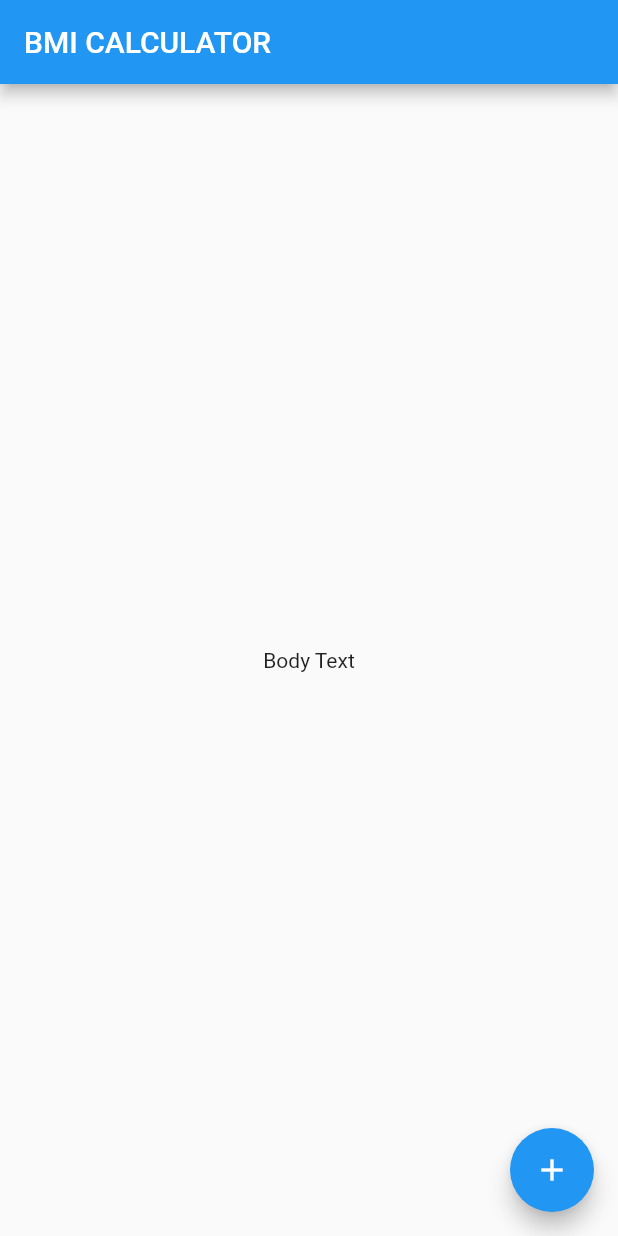
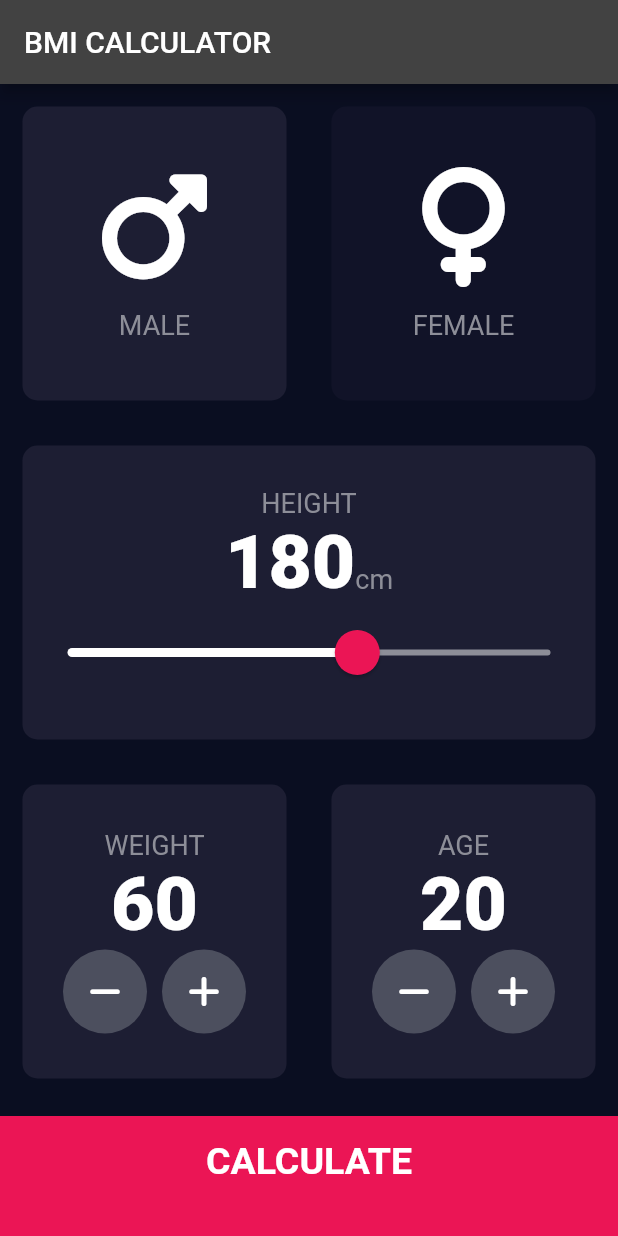
Before and after one commit to HeratUni-CS/bmi-calculator-Zachariah-Farhang, a Flutter app: the screen it shows after launch, on a phone screen of 412 x 824 dp. Run offline on Flutter 3.47's test engine with Material 2 defaults, Android fonts, the phone set to English and light mode, and no system bars; our stand-ins replace font_awesome_flutter.

Commit message:
add files via upload

```diff
--- /dev/null
+++ b/lib/calculator_brain.dart
@@ -0,0 +1,34 @@
+import 'dart:math';
+
+class CalculatorBrain {
+  final int height;
+  final int weight;
+  CalculatorBrain({required this.height, required this.weight});
+
+  double _bmi = 0.0;
+
+  String calculateBMI() {
+    _bmi = weight / pow(height / 100, 2);
+    return _bmi.toStringAsFixed(1);
+  }
+
+  String getResult() {
+    if (_bmi >= 25) {
+      return 'Overweight';
+    } else if (_bmi > 18.5) {
+      return 'Normal';
+    } else {
+      return 'Underweight';
+    }
+  }
+
+  String getInterpretation() {
+    if (_bmi >= 25) {
+      return 'You have a higher than normal body weight. Try to exercise more.';
+    } else if (_bmi >= 18.5) {
+      return 'You have a normal body weight. Good job!';
+    } else {
+      return 'You have a lower than normal body weight. You can eat a bit more.';
+    }
+  }
+}
--- /dev/null
+++ b/lib/components/bottom_button.dart
@@ -0,0 +1,32 @@
+import 'package:flutter/material.dart';
+
+import '../constants.dart';
+
+class BottomButton extends StatelessWidget {
+  BottomButton({required this.onTap, required this.buttonTitle});
+
+  final Function onTap;
+  final String buttonTitle;
+
+  @override
+  Widget build(BuildContext context) {
+    return GestureDetector(
+      onTap: () {
+        onTap();
+      },
+      child: Container(
+        color: kBottomContainerColour,
+        margin: const EdgeInsets.only(top: 10.0),
+        padding: const EdgeInsets.only(bottom: 20.0),
+        width: double.infinity,
+        height: kBottomContainerHeight,
+        child: Center(
+          child: Text(
+            buttonTitle,
+            style: kLargeButtonTextStyle,
+          ),
+        ),
+      ),
+    );
+  }
+}
--- /dev/null
+++ b/lib/components/icon_content.dart
@@ -0,0 +1,30 @@
+import 'package:flutter/material.dart';
+
+import '../constants.dart';
+
+class IconContent extends StatelessWidget {
+  IconContent({required this.icon, required this.label});
+
+  final IconData icon;
+  final String label;
+
+  @override
+  Widget build(BuildContext context) {
+    return Column(
+      mainAxisAlignment: MainAxisAlignment.center,
+      children: <Widget>[
+        Icon(
+          icon,
+          size: 80.0,
+        ),
+        const SizedBox(
+          height: 15.0,
+        ),
+        Text(
+          label,
+          style: kLabelTextStyle,
+        )
+      ],
+    );
+  }
+}
--- /dev/null
+++ b/lib/components/reusable_card.dart
@@ -0,0 +1,26 @@
+import 'package:flutter/material.dart';
+
+class ReusableCard extends StatelessWidget {
+  ReusableCard({required this.colour, required this.cardChild, required this.onPress});
+
+  final Color colour;
+  final Widget cardChild;
+  final Function onPress;
+
+  @override
+  Widget build(BuildContext context) {
+    return GestureDetector(
+      onTap: () {
+        onPress();
+      },
+      child: Container(
+        margin: const EdgeInsets.all(15.0),
+        decoration: BoxDecoration(
+          color: colour,
+          borderRadius: BorderRadius.circular(10.0),
+        ),
+        child: cardChild,
+      ),
+    );
+  }
+}
--- /dev/null
+++ b/lib/components/round_icon_button.dart
@@ -0,0 +1,25 @@
+import 'package:flutter/material.dart';
+
+class RoundIconButton extends StatelessWidget {
+  RoundIconButton({required this.icon, required this.onPressed});
+
+  final IconData icon;
+  final Function onPressed;
+
+  @override
+  Widget build(BuildContext context) {
+    return RawMaterialButton(
+      elevation: 0.0,
+      onPressed: () {
+        onPressed();
+      },
+      constraints: const BoxConstraints.tightFor(
+        width: 56.0,
+        height: 56.0,
+      ),
+      shape: const CircleBorder(),
+      fillColor: const Color(0xFF4C4F5E),
+      child: Icon(icon),
+    );
+  }
+}
--- /dev/null
+++ b/lib/constants.dart
@@ -0,0 +1,41 @@
+import 'package:flutter/material.dart';
+
+const kBottomContainerHeight = 80.0;
+const kActiveCardColour = Color(0xFF1D1E33);
+const kInactiveCardColour = Color(0xFF111328);
+const kBottomContainerColour = Color(0xFFEB1555);
+
+const kLabelTextStyle = TextStyle(
+  fontSize: 18.0,
+  color: Color(0xFF8D8E98),
+);
+
+const kNumberTextStyle = TextStyle(
+  fontSize: 50.0,
+  fontWeight: FontWeight.w900,
+);
+
+const kLargeButtonTextStyle = TextStyle(
+  fontSize: 25.0,
+  fontWeight: FontWeight.bold,
+);
+
+const kTitleTextStyle = TextStyle(
+  fontSize: 50.0,
+  fontWeight: FontWeight.bold,
+);
+
+const kResultTextStyle = TextStyle(
+  color: Color(0xFF24D876),
+  fontSize: 22.0,
+  fontWeight: FontWeight.bold,
+);
+
+const kBMITextStyle = TextStyle(
+  fontSize: 100.0,
+  fontWeight: FontWeight.bold,
+);
+
+const kBodyTextStyle = TextStyle(
+  fontSize: 22.0,
+);
--- a/lib/main.dart
+++ b/lib/main.dart
@@ -1,35 +1,19 @@
+import 'package:bmi_starting/screens/input_page.dart';
 import 'package:flutter/material.dart';
 
-void main() => runApp(BMICalculator());
+void main() => runApp(const BMICalculator());
 
 class BMICalculator extends StatelessWidget {
+  const BMICalculator({super.key});
+
   @override
   Widget build(BuildContext context) {
     return MaterialApp(
+      theme: ThemeData.dark().copyWith(
+        primaryColor: const Color(0xFF0A0E21),
+        scaffoldBackgroundColor: const Color(0xFF0A0E21),
+      ),
       home: InputPage(),
     );
   }
 }
-
-class InputPage extends StatefulWidget {
-  @override
-  State<InputPage> createState() => _InputPageState();
-}
-
-class _InputPageState extends State<InputPage> {
-  @override
-  Widget build(BuildContext context) {
-    return Scaffold(
-      appBar: AppBar(
-        title: Text('BMI CALCULATOR'),
-      ),
-      body: Center(
-        child: Text('Body Text'),
-      ),
-      floatingActionButton: FloatingActionButton(
-        onPressed: () {},
-        child: Icon(Icons.add),
-      ),
-    );
-  }
-}
--- /dev/null
+++ b/lib/screens/input_page.dart
@@ -0,0 +1,242 @@
+import 'package:bmi_starting/screens/results_page.dart';
+import 'package:flutter/material.dart';
+import 'package:font_awesome_flutter/font_awesome_flutter.dart';
+
+import '../calculator_brain.dart';
+import '../components/bottom_button.dart';
+import '../components/icon_content.dart';
+import '../components/reusable_card.dart';
+import '../components/round_icon_button.dart';
+import '../constants.dart';
+
+enum Gender {
+  male,
+  female,
+}
+
+class InputPage extends StatefulWidget {
+  const InputPage({super.key});
+
+  @override
+  _InputPageState createState() => _InputPageState();
+}
+
+class _InputPageState extends State<InputPage> {
+  late Gender selectedGender = Gender.male;
+  int height = 180;
+  int weight = 60;
+  int age = 20;
+
+  @override
+  Widget build(BuildContext context) {
+    return Scaffold(
+      appBar: AppBar(
+        title: const Text('BMI CALCULATOR'),
+      ),
+      body: Column(
+        crossAxisAlignment: CrossAxisAlignment.stretch,
+        children: <Widget>[
+          Expanded(
+              child: Row(
+            children: <Widget>[
+              Expanded(
+                child: ReusableCard(
+                  onPress: () {
+                    setState(() {
+                      selectedGender = Gender.male;
+                    });
+                  },
+                  colour: selectedGender == Gender.male
+                      ? kActiveCardColour
+                      : kInactiveCardColour,
+                  cardChild: IconContent(
+                    icon: FontAwesomeIcons.mars,
+                    label: 'MALE',
+                  ),
+                ),
+              ),
+              Expanded(
+                child: ReusableCard(
+                  onPress: () {
+                    setState(() {
+                      selectedGender = Gender.female;
+                    });
+                  },
+                  colour: selectedGender == Gender.female
+                      ? kActiveCardColour
+                      : kInactiveCardColour,
+                  cardChild: IconContent(
+                    icon: FontAwesomeIcons.venus,
+                    label: 'FEMALE',
+                  ),
+                ),
+              ),
+            ],
+          )),
+          Expanded(
+            child: ReusableCard(
+              colour: kActiveCardColour,
+              cardChild: Column(
+                mainAxisAlignment: MainAxisAlignment.center,
+                children: <Widget>[
+                  const Text(
+                    'HEIGHT',
+                    style: kLabelTextStyle,
+                  ),
+                  Row(
+                    mainAxisAlignment: MainAxisAlignment.center,
+                    crossAxisAlignment: CrossAxisAlignment.baseline,
+                    textBaseline: TextBaseline.alphabetic,
+                    children: <Widget>[
+                      Text(
+                        height.toString(),
+                        style: kNumberTextStyle,
+                      ),
+                      const Text(
+                        'cm',
+                        style: kLabelTextStyle,
+                      )
+                    ],
+                  ),
+                  SliderTheme(
+                    data: SliderTheme.of(context).copyWith(
+                      inactiveTrackColor: const Color(0xFF8D8E98),
+                      activeTrackColor: Colors.white,
+                      thumbColor: const Color(0xFFEB1555),
+                      overlayColor: const Color(0x29EB1555),
+                      thumbShape:
+                          const RoundSliderThumbShape(enabledThumbRadius: 15.0),
+                      overlayShape:
+                          const RoundSliderOverlayShape(overlayRadius: 30.0),
+                    ),
+                    child: Slider(
+                      value: height.toDouble(),
+                      min: 120.0,
+                      max: 220.0,
+                      onChanged: (double newValue) {
+                        setState(() {
+                          height = newValue.round();
+                        });
+                      },
+                    ),
+                  ),
+                ],
+              ),
+              onPress: () {},
+            ),
+          ),
+          Expanded(
+            child: Row(
+              children: <Widget>[
+                Expanded(
+                  child: ReusableCard(
+                    colour: kActiveCardColour,
+                    cardChild: Column(
+                      mainAxisAlignment: MainAxisAlignment.center,
+                      children: <Widget>[
+                        const Text(
+                          'WEIGHT',
+                          style: kLabelTextStyle,
+                        ),
+                        Text(
+                          weight.toString(),
+                          style: kNumberTextStyle,
+                        ),
+                        Row(
+                          mainAxisAlignment: MainAxisAlignment.center,
+                          children: <Widget>[
+                            RoundIconButton(
+                                icon: FontAwesomeIcons.minus,
+                                onPressed: () {
+                                  setState(() {
+                                    weight--;
+                                  });
+                                }),
+                            const SizedBox(
+                              width: 10.0,
+                            ),
+                            RoundIconButton(
+                              icon: FontAwesomeIcons.plus,
+                              onPressed: () {
+                                setState(() {
+                                  weight++;
+                                });
+                              },
+                            ),
+                          ],
+                        ),
+                      ],
+                    ),
+                    onPress: () {},
+                  ),
+                ),
+                Expanded(
+                  child: ReusableCard(
+                    colour: kActiveCardColour,
+                    cardChild: Column(
+                      mainAxisAlignment: MainAxisAlignment.center,
+                      children: <Widget>[
+                        const Text(
+                          'AGE',
+                          style: kLabelTextStyle,
+                        ),
+                        Text(
+                          age.toString(),
+                          style: kNumberTextStyle,
+                        ),
+                        Row(
+                          mainAxisAlignment: MainAxisAlignment.center,
+                          children: <Widget>[
+                            RoundIconButton(
+                              icon: FontAwesomeIcons.minus,
+                              onPressed: () {
+                                setState(
+                                  () {
+                                    age--;
+                                  },
+                                );
+                              },
+                            ),
+                            const SizedBox(
+                              width: 10.0,
+                            ),
+                            RoundIconButton(
+                                icon: FontAwesomeIcons.plus,
+                                onPressed: () {
+                                  setState(() {
+                                    age++;
+                                  });
+                                })
+                          ],
+                        )
+                      ],
+                    ),
+                    onPress: () {},
+                  ),
+                ),
+              ],
+            ),
+          ),
+          BottomButton(
+            buttonTitle: 'CALCULATE',
+            onTap: () {
+              CalculatorBrain calc =
+                  CalculatorBrain(height: height, weight: weight);
+
+              Navigator.push(
+                context,
+                MaterialPageRoute(
+                  builder: (context) => ResultsPage(
+                    bmiResult: calc.calculateBMI(),
+                    resultText: calc.getResult(),
+                    interpretation: calc.getInterpretation(),
+                  ),
+                ),
+              );
+            },
+          ),
+        ],
+      ),
+    );
+  }
+}
```
Also changed, not shown: lib/screens/results_page.dart (added, +74 -0 lines).
